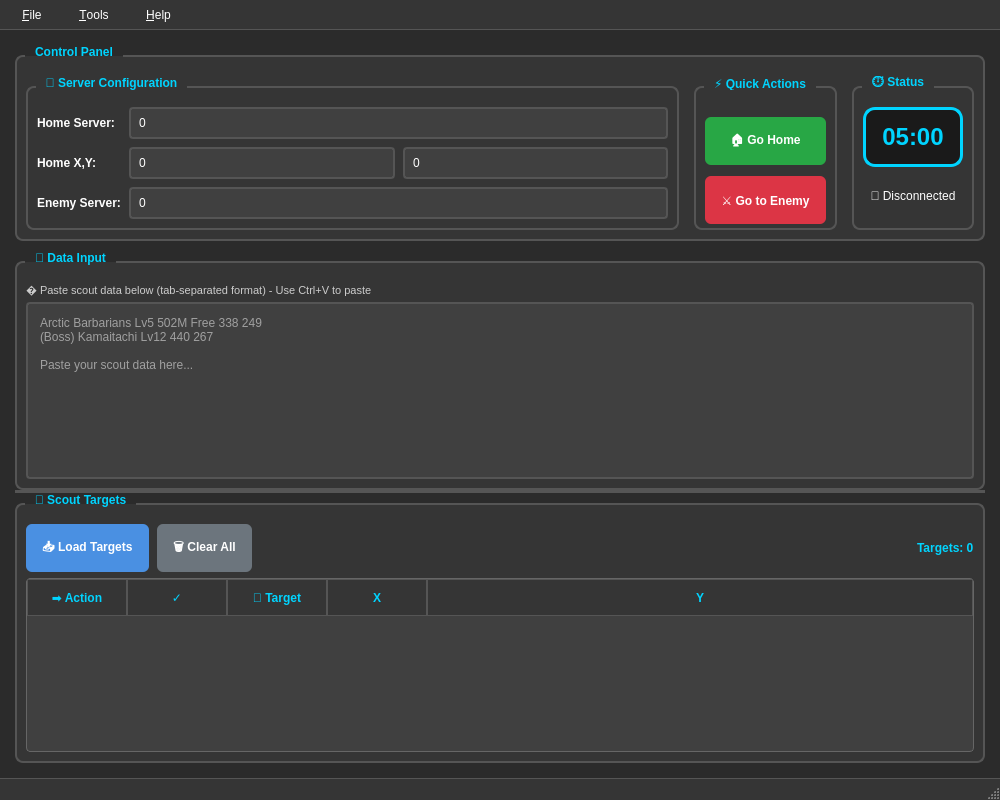
wldfyre/iScoutTool, file iScoutToolModern.ui: the form before one commit.
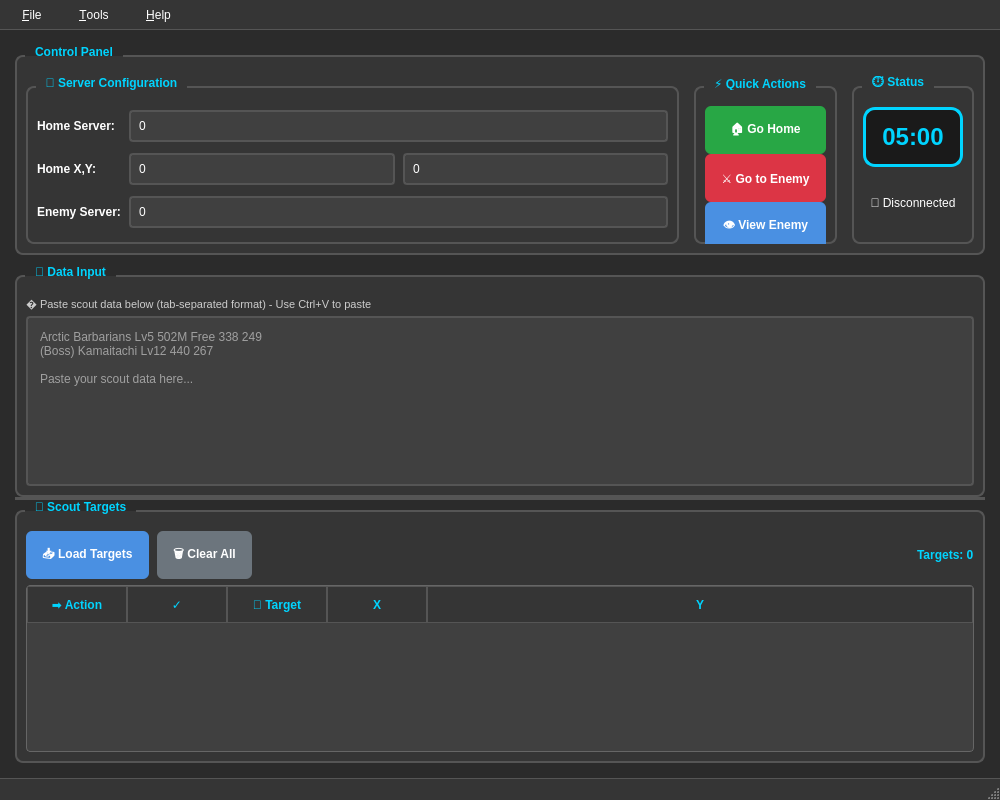
The form after the commit.

Commit message: New update to iScoutTool.py to fix clearing and posting additional coords

```diff
--- a/iScoutToolModern.ui
+++ b/iScoutToolModern.ui
@@ -347,6 +347,19 @@
             </property>
            </widget>
           </item>
+          <item>
+           <widget class="QPushButton" name="btnViewEnemy">
+            <property name="maximumSize">
+             <size>
+              <width>16777215</width>
+              <height>32</height>
+             </size>
+            </property>
+            <property name="text">
+             <string>👁️ View Enemy</string>
+            </property>
+           </widget>
+          </item>
          </layout>
         </widget>
        </item>
```
The commit also changes 26 other files.
